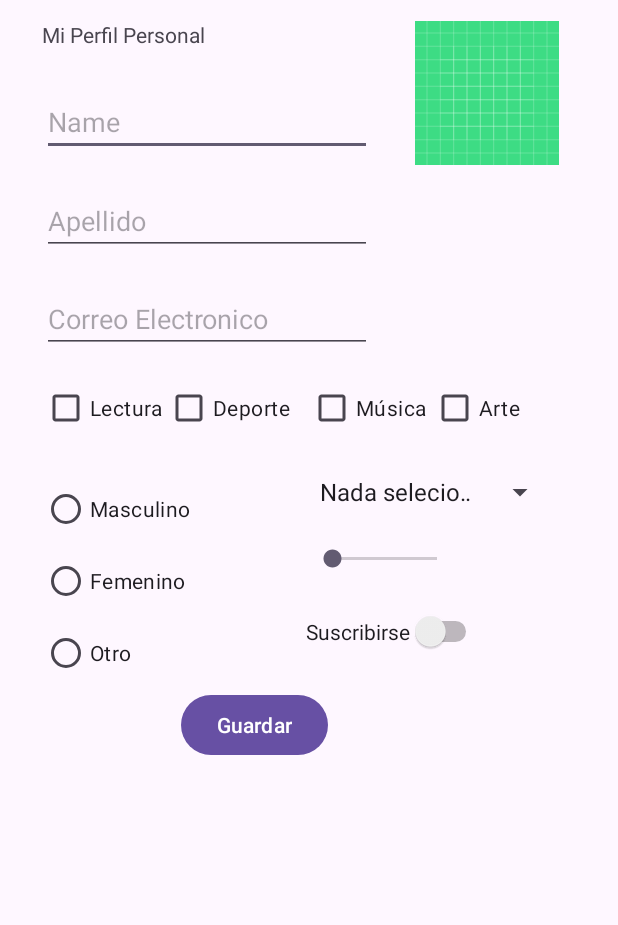
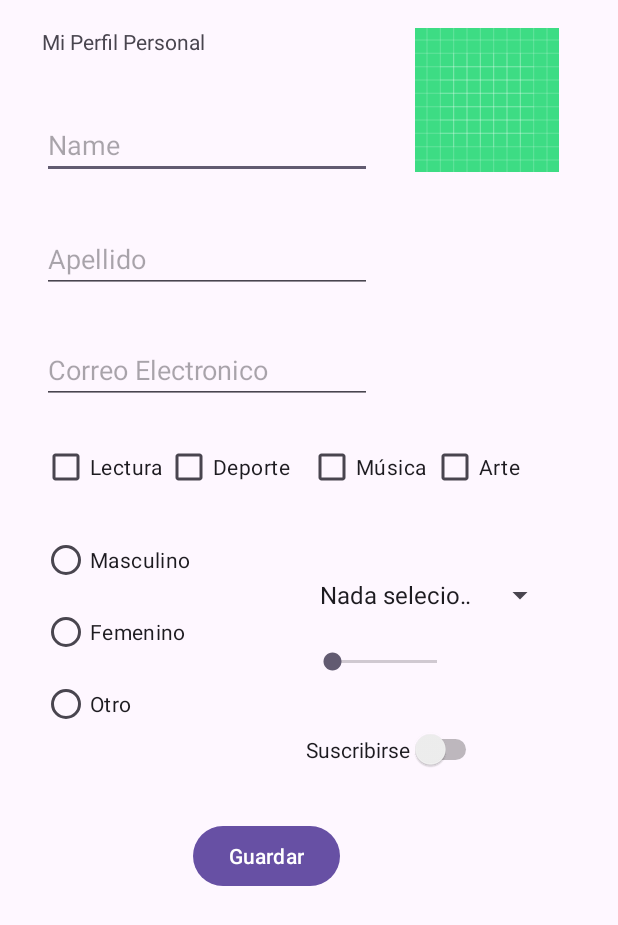
Before and after one commit to sebasRuss/Pr_003_PMDM, an Android app: the screen it shows after launch (MainActivity), on a phone screen of 412 x 824 dp. Shown: the top 925 px of the screen. Run offline under Robolectric (Android 15) with nearby library versions, the phone set to English and light mode, and no system bars.

Commit message:
Solucionado el resposive de la pantalla pero scrollView por fuera sigue sin funcionar correctamnte, aunque esta "ñapeado"

```diff
--- a/app/src/main/java/com/example/pr_3_pmdm/MainActivity.kt
+++ b/app/src/main/java/com/example/pr_3_pmdm/MainActivity.kt
@@ -157,8 +157,8 @@ class MainActivity : AppCompatActivity(), AdapterView.OnItemSelectedListener {
                 mensajeError("Correo introducido no valido")
             } else {
                 val mensajeVisualizacion =
-                    "Nombre: $nombre\nApellido: $apellido\nCorreo Electronico: $correo\nCiudad:" +
-                            " $ciudad\nPreferencias: $preferencia\nSexo: $sexo\nNivel Satisfaccion: $nivelSatisfaccion\nSuscripción: $eleccionSuscrito "
+                    "Nombre: $nombre\n\nApellido: $apellido\n\nCorreo Electronico: $correo\n\nCiudad:" +
+                            " $ciudad\n\nPreferencias: $preferencia\n\nSexo: $sexo\n\nNivel Satisfaccion: $nivelSatisfaccion\n\nSuscripción: $eleccionSuscrito "
 
                 //enviamos la infomacion a la visuazliccion del textView
                 textVisualizacion.setText(mensajeVisualizacion)
--- a/app/src/main/res/layout/activity_main.xml
+++ b/app/src/main/res/layout/activity_main.xml
@@ -1,9 +1,12 @@
 <?xml version="1.0" encoding="utf-8"?>
+
+
 <ScrollView xmlns:android="http://schemas.android.com/apk/res/android"
     xmlns:app="http://schemas.android.com/apk/res-auto"
     xmlns:tools="http://schemas.android.com/tools"
     android:layout_width="match_parent"
-    android:layout_height="match_parent">
+    android:layout_height="match_parent"
+    android:fillViewport="true">
 
     <androidx.constraintlayout.widget.ConstraintLayout
         android:id="@+id/main"
@@ -43,8 +46,8 @@
             android:id="@+id/editTextNombre"
             android:layout_width="220dp"
             android:layout_height="42dp"
+            android:hint="@string/name"
             android:inputType="textPersonName"
-            android:hint="@string/name"
             app:layout_constraintBottom_toBottomOf="parent"
             app:layout_constraintEnd_toEndOf="parent"
             app:layout_constraintHorizontal_bias="0.146"
@@ -56,8 +59,8 @@
             android:id="@+id/editTextApellido"
             android:layout_width="220dp"
             android:layout_height="42dp"
+            android:hint="@string/apellido"
             android:inputType="textPersonName"
-            android:hint="@string/apellido"
             app:layout_constraintBottom_toBottomOf="parent"
             app:layout_constraintEnd_toEndOf="@+id/editTextNombre"
             app:layout_constraintHorizontal_bias="0.0"
@@ -70,8 +73,8 @@
             android:layout_width="220dp"
             android:layout_height="wrap_content"
             android:ems="10"
+            android:hint="@string/correo_electronico"
             android:inputType="textEmailAddress"
-            android:hint="@string/correo_electronico"
             app:layout_constraintBottom_toBottomOf="parent"
             app:layout_constraintEnd_toEndOf="@+id/editTextApellido"
             app:layout_constraintHorizontal_bias="0.0"
@@ -211,22 +214,22 @@
             android:text="@string/guardar"
             app:layout_constraintBottom_toBottomOf="parent"
             app:layout_constraintEnd_toEndOf="parent"
-            app:layout_constraintHorizontal_bias="0.384"
+            app:layout_constraintHorizontal_bias="0.41"
             app:layout_constraintStart_toStartOf="parent"
             app:layout_constraintTop_toBottomOf="@+id/radioGroupSexo"
-            app:layout_constraintVertical_bias="0.0" />
+            app:layout_constraintVertical_bias="0.189" />
 
         <TextView
             android:id="@+id/textViewVisualizacionPerfil"
-            android:layout_width="279dp"
-            android:layout_height="112dp"
+            android:layout_width="383dp"
+            android:layout_height="142dp"
             android:text=""
             app:layout_constraintBottom_toBottomOf="parent"
             app:layout_constraintEnd_toEndOf="parent"
-            app:layout_constraintHorizontal_bias="0.318"
+            app:layout_constraintHorizontal_bias="0.416"
             app:layout_constraintStart_toStartOf="parent"
             app:layout_constraintTop_toBottomOf="@+id/buttonGuardar"
-            app:layout_constraintVertical_bias="0.0" />
+            app:layout_constraintVertical_bias="0.309" />
 
 
     </androidx.constraintlayout.widget.ConstraintLayout>
```
